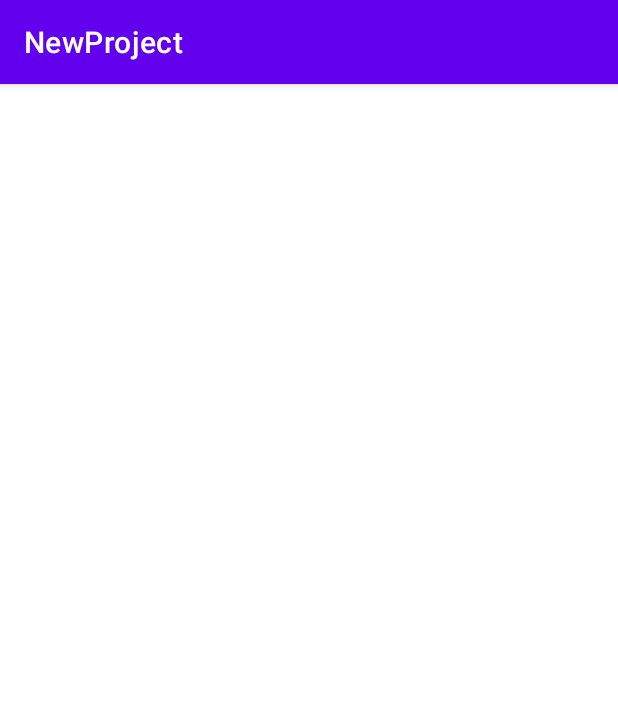
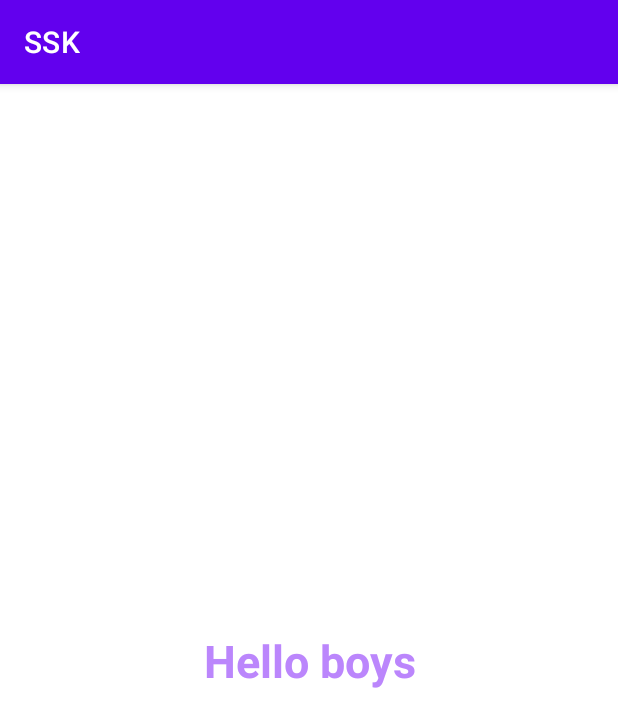
Before and after one commit to sasissk3122/NewProject, an Android app: the screen it shows after launch (MainActivity), on a phone screen of 412 x 824 dp. Shown: the top 727 px of the screen. Run offline under Robolectric (Android 15) with nearby library versions, the phone set to English and light mode, and no system bars.

Commit message:
adding text view

```diff
--- a/app/src/main/res/layout/activity_main.xml
+++ b/app/src/main/res/layout/activity_main.xml
@@ -6,4 +6,17 @@
     android:layout_height="match_parent"
     tools:context=".MainActivity">
 
+    <TextView
+        android:layout_width="match_parent"
+        android:layout_height="wrap_content"
+        android:text="@string/hello_boys"
+        android:textStyle="bold"
+        android:textColor="@color/purple_200"
+        android:gravity="center"
+        android:textSize="30sp"
+        app:layout_constraintTop_toTopOf="parent"
+        app:layout_constraintBottom_toBottomOf="parent"
+        app:layout_constraintStart_toStartOf="parent"
+        app:layout_constraintEnd_toEndOf="parent"/>
+
 </androidx.constraintlayout.widget.ConstraintLayout>
--- a/app/src/main/res/values/strings.xml
+++ b/app/src/main/res/values/strings.xml
@@ -1,5 +1,6 @@
 <resources>
-    <string name="app_name">NewProject</string>
+    <string name="app_name">SSK</string>
     <!-- TODO: Remove or change this placeholder text -->
     <string name="hello_blank_fragment">Hello blank fragment</string>
+    <string name="hello_boys">Hello boys</string>
 </resources>
```
